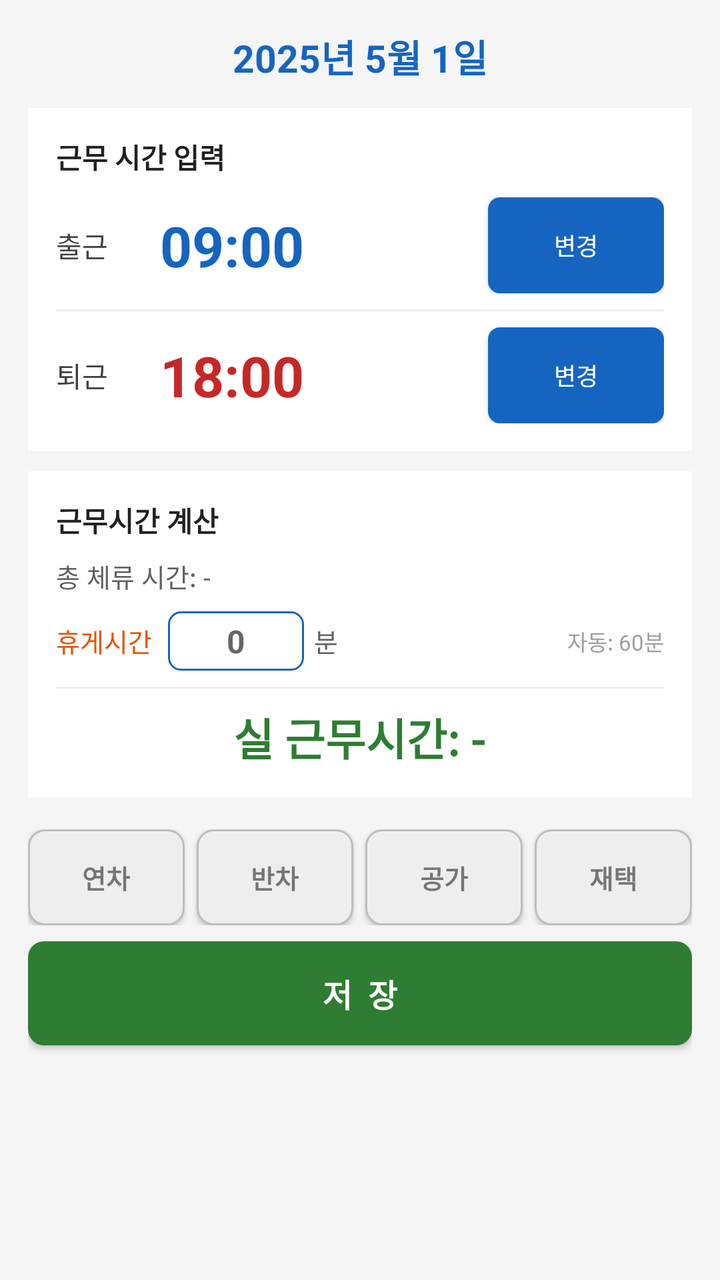
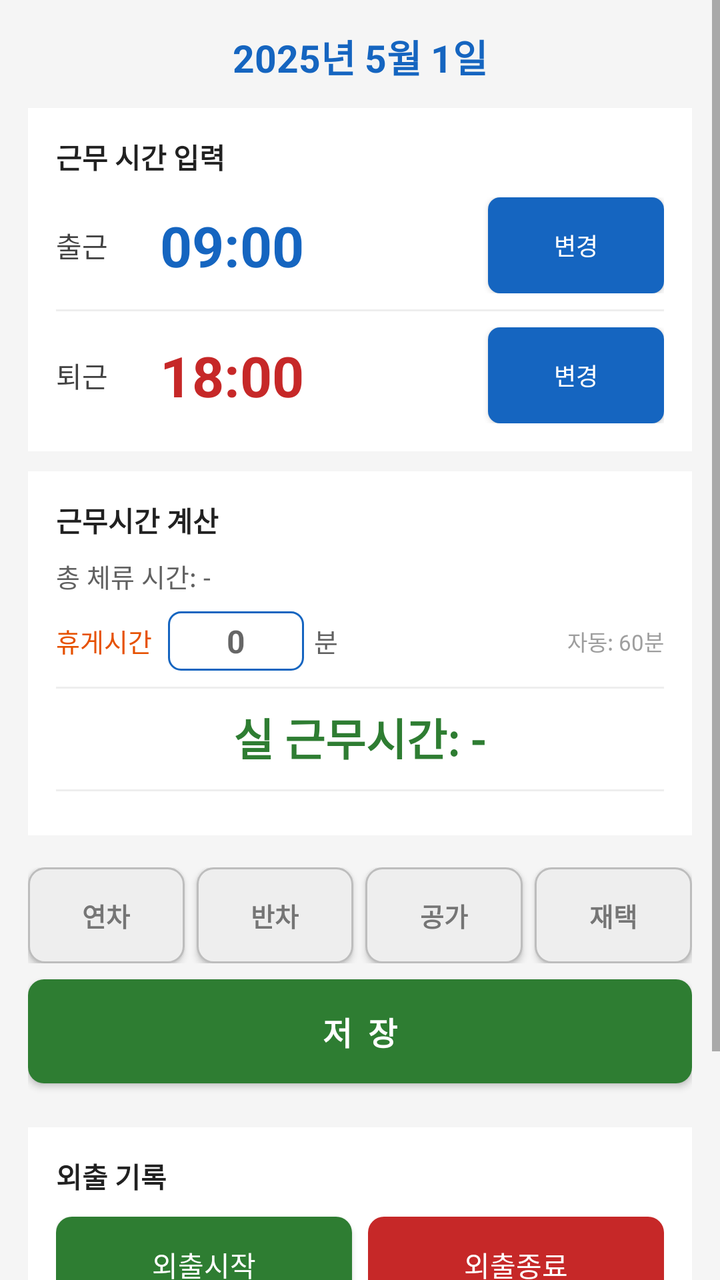

Before-and-after screenshots of an Android layout around one commit, followed by the original layout XML and the change that was made.
<!-- AndroidManifest.xml: application theme AppTheme -->
<!-- res/layout/activity_day_detail.xml -->
<?xml version="1.0" encoding="utf-8"?>
<ScrollView xmlns:android="http://schemas.android.com/apk/res/android"
    android:id="@+id/root_day_detail"
    android:layout_width="match_parent"
    android:layout_height="match_parent"
    android:background="#F5F5F5">

    <LinearLayout
        android:layout_width="match_parent"
        android:layout_height="wrap_content"
        android:orientation="vertical"
        android:padding="14dp">

        
        <TextView
            android:id="@+id/tv_detail_date"
            android:layout_width="match_parent"
            android:layout_height="wrap_content"
            android:textSize="19sp"
            android:textColor="#1565C0"
            android:textStyle="bold"
            android:gravity="center"
            android:layout_marginBottom="12dp"
            android:text="2025년 5월 1일" />

        
        <LinearLayout
            android:id="@+id/layout_time_card"
            android:layout_width="match_parent"
            android:layout_height="wrap_content"
            android:orientation="vertical"
            android:background="#FFFFFF"
            android:padding="14dp"
            android:layout_marginBottom="10dp">

            <TextView
                android:layout_width="wrap_content"
                android:layout_height="wrap_content"
                android:text="근무 시간 입력"
                android:textSize="14sp"
                android:textColor="#212121"
                android:textStyle="bold"
                android:layout_marginBottom="10dp" />

            
            <LinearLayout
                android:layout_width="match_parent"
                android:layout_height="wrap_content"
                android:orientation="horizontal"
                android:gravity="center_vertical"
                android:layout_marginBottom="8dp">

                <TextView
                    android:layout_width="52dp"
                    android:layout_height="wrap_content"
                    android:text="출근"
                    android:textSize="14sp"
                    android:textColor="#424242" />

                <TextView
                    android:id="@+id/tv_start_time"
                    android:layout_width="0dp"
                    android:layout_height="wrap_content"
                    android:layout_weight="1"
                    android:textSize="28sp"
                    android:textColor="#1565C0"
                    android:textStyle="bold"
                    android:text="09:00" />

                <Button
                    android:id="@+id/btn_checkin"
                    android:layout_width="wrap_content"
                    android:layout_height="wrap_content"
                    android:text="출근"
                    android:textSize="12sp"
                    android:background="@drawable/bg_checkin_button"
                    android:textColor="#FFFFFF"
                    android:paddingLeft="12dp"
                    android:paddingRight="12dp"
                    android:layout_marginEnd="4dp"
                    android:visibility="gone" />

                <Button
                    android:id="@+id/btn_edit_start"
                    android:layout_width="wrap_content"
                    android:layout_height="wrap_content"
                    android:text="변경"
                    android:textSize="12sp"
                    android:background="@drawable/bg_primary_button"
                    android:textColor="#FFFFFF"
                    android:paddingLeft="14dp"
                    android:paddingRight="14dp" />
            </LinearLayout>

            <View android:layout_width="match_parent" android:layout_height="1dp"
                android:background="#EEEEEE"/>

            
            <LinearLayout
                android:layout_width="match_parent"
                android:layout_height="wrap_content"
                android:orientation="horizontal"
                android:gravity="center_vertical"
                android:layout_marginTop="8dp">

                <TextView
                    android:layout_width="52dp"
                    android:layout_height="wrap_content"
                    android:text="퇴근"
                    android:textSize="14sp"
                    android:textColor="#424242" />

                <TextView
                    android:id="@+id/tv_end_time"
                    android:layout_width="0dp"
                    android:layout_height="wrap_content"
                    android:layout_weight="1"
                    android:textSize="28sp"
                    android:textColor="#C62828"
                    android:textStyle="bold"
                    android:text="18:00" />

                <Button
                    android:id="@+id/btn_checkout"
                    android:layout_width="wrap_content"
                    android:layout_height="wrap_content"
                    android:text="퇴근"
                    android:textSize="12sp"
                    android:background="@drawable/bg_checkout_button"
                    android:textColor="#FFFFFF"
                    android:paddingLeft="12dp"
                    android:paddingRight="12dp"
                    android:layout_marginEnd="4dp"
                    android:visibility="gone" />

                <Button
                    android:id="@+id/btn_edit_end"
                    android:layout_width="wrap_content"
                    android:layout_height="wrap_content"
                    android:text="변경"
                    android:textSize="12sp"
                    android:background="@drawable/bg_primary_button"
                    android:textColor="#FFFFFF"
                    android:paddingLeft="14dp"
                    android:paddingRight="14dp" />
            </LinearLayout>
        </LinearLayout>

        
        <LinearLayout
            android:id="@+id/layout_calc_card"
            android:layout_width="match_parent"
            android:layout_height="wrap_content"
            android:orientation="vertical"
            android:background="#FFFFFF"
            android:padding="14dp"
            android:layout_marginBottom="16dp">

            <TextView
                android:layout_width="wrap_content"
                android:layout_height="wrap_content"
                android:text="근무시간 계산"
                android:textSize="14sp"
                android:textColor="#212121"
                android:textStyle="bold"
                android:layout_marginBottom="8dp" />

            <TextView
                android:id="@+id/tv_raw_work"
                android:layout_width="match_parent"
                android:layout_height="wrap_content"
                android:textSize="13sp"
                android:textColor="#616161"
                android:layout_marginBottom="8dp"
                android:text="총 체류 시간: -" />

            
            <LinearLayout
                android:layout_width="match_parent"
                android:layout_height="wrap_content"
                android:orientation="horizontal"
                android:gravity="center_vertical"
                android:layout_marginBottom="8dp">

                <TextView
                    android:layout_width="wrap_content"
                    android:layout_height="wrap_content"
                    android:text="휴게시간"
                    android:textSize="13sp"
                    android:textColor="#E65100" />

                <EditText
                    android:id="@+id/et_break_minutes"
                    android:layout_width="68dp"
                    android:layout_height="wrap_content"
                    android:layout_marginLeft="8dp"
                    android:inputType="number"
                    android:textSize="16sp"
                    android:textColor="#E65100"
                    android:textStyle="bold"
                    android:gravity="center"
                    android:maxLength="3"
                    android:hint="0"
                    android:background="@drawable/bg_outlined_button"
                    android:paddingTop="4dp"
                    android:paddingBottom="4dp" />

                <TextView
                    android:layout_width="wrap_content"
                    android:layout_height="wrap_content"
                    android:layout_marginLeft="5dp"
                    android:text="분"
                    android:textSize="13sp"
                    android:textColor="#616161" />

                <TextView
                    android:id="@+id/tv_break_hint"
                    android:layout_width="0dp"
                    android:layout_height="wrap_content"
                    android:layout_weight="1"
                    android:gravity="end"
                    android:textSize="11sp"
                    android:textColor="#9E9E9E"
                    android:text="자동: 60분" />
            </LinearLayout>

            <View android:layout_width="match_parent" android:layout_height="1dp"
                android:background="#EEEEEE" android:layout_marginBottom="8dp"/>

            <TextView
                android:id="@+id/tv_net_work"
                android:layout_width="match_parent"
                android:layout_height="wrap_content"
                android:textSize="22sp"
                android:textStyle="bold"
                android:textColor="#2E7D32"
                android:gravity="center"
                android:text="실 근무시간: -" />
        </LinearLayout>

        
        <TextView
            android:id="@+id/tv_annual_note"
            android:layout_width="match_parent"
            android:layout_height="wrap_content"
            android:text=""
            android:textSize="12sp"
            android:textColor="#C62828"
            android:gravity="center"
            android:layout_marginBottom="6dp"
            android:visibility="gone" />

        
        <LinearLayout
            android:layout_width="match_parent"
            android:layout_height="wrap_content"
            android:orientation="horizontal"
            android:layout_marginBottom="8dp">

            <Button
                android:id="@+id/btn_annual_leave"
                android:layout_width="0dp"
                android:layout_height="48dp"
                android:layout_weight="1"
                android:text="연차"
                android:textSize="13sp"
                android:textColor="#757575"
                android:textStyle="bold"
                android:background="@drawable/bg_leave_inactive"
                android:layout_marginEnd="3dp" />

            <Button
                android:id="@+id/btn_half_leave"
                android:layout_width="0dp"
                android:layout_height="48dp"
                android:layout_weight="1"
                android:text="반차"
                android:textSize="13sp"
                android:textColor="#757575"
                android:textStyle="bold"
                android:background="@drawable/bg_leave_inactive"
                android:layout_marginStart="3dp"
                android:layout_marginEnd="3dp" />

            <Button
                android:id="@+id/btn_public_leave"
                android:layout_width="0dp"
                android:layout_height="48dp"
                android:layout_weight="1"
                android:text="공가"
                android:textSize="13sp"
                android:textColor="#757575"
                android:textStyle="bold"
                android:background="@drawable/bg_leave_inactive"
                android:layout_marginStart="3dp"
                android:layout_marginEnd="3dp" />

            <Button
                android:id="@+id/btn_remote_work"
                android:layout_width="0dp"
                android:layout_height="48dp"
                android:layout_weight="1"
                android:text="재택"
                android:textSize="13sp"
                android:textColor="#757575"
                android:textStyle="bold"
                android:background="@drawable/bg_leave_inactive"
                android:layout_marginStart="3dp" />
        </LinearLayout>

        
        <Button
            android:id="@+id/btn_save"
            android:layout_width="match_parent"
            android:layout_height="52dp"
            android:text="저  장"
            android:textSize="16sp"
            android:textColor="#FFFFFF"
            android:textStyle="bold"
            android:background="@drawable/bg_save_button"
            android:layout_marginBottom="10dp" />

        
        <Button
            android:id="@+id/btn_delete"
            android:layout_width="match_parent"
            android:layout_height="46dp"
            android:text="이 날 기록 삭제"
            android:textSize="13sp"
            android:textColor="#C62828"
            android:background="@drawable/bg_delete_button"
            android:visibility="gone" />

    </LinearLayout>
</ScrollView>
<!-- resources referenced by this layout -->
<resources>
  <!-- drawable bg_checkin_button (drawable) -->
  <?xml version="1.0" encoding="utf-8"?>
  <shape xmlns:android="http://schemas.android.com/apk/res/android"
      android:shape="rectangle">
      <solid android:color="#388E3C" />
      <corners android:radius="8dp" />
  </shape>
  <!-- drawable bg_checkout_button (drawable) -->
  <?xml version="1.0" encoding="utf-8"?>
  <shape xmlns:android="http://schemas.android.com/apk/res/android"
      android:shape="rectangle">
      <solid android:color="#C62828" />
      <corners android:radius="8dp" />
  </shape>
  <!-- drawable bg_delete_button (drawable) -->
  <?xml version="1.0" encoding="utf-8"?>
  <shape xmlns:android="http://schemas.android.com/apk/res/android"
      android:shape="rectangle">
      <solid android:color="#FFFFFF" />
      <stroke android:width="1dp" android:color="#C62828" />
      <corners android:radius="8dp" />
  </shape>
  <!-- drawable bg_leave_inactive (drawable) -->
  <?xml version="1.0" encoding="utf-8"?>
  <shape xmlns:android="http://schemas.android.com/apk/res/android"
      android:shape="rectangle">
      <solid android:color="#EEEEEE" />
      <stroke android:width="1dp" android:color="#BDBDBD" />
      <corners android:radius="8dp" />
  </shape>
  <!-- drawable bg_outlined_button (drawable) -->
  <?xml version="1.0" encoding="utf-8"?>
  <shape xmlns:android="http://schemas.android.com/apk/res/android"
      android:shape="rectangle">
      <solid android:color="#FFFFFF" />
      <stroke android:width="1dp" android:color="#1565C0" />
      <corners android:radius="6dp" />
  </shape>
  <!-- drawable bg_primary_button (drawable) -->
  <?xml version="1.0" encoding="utf-8"?>
  <shape xmlns:android="http://schemas.android.com/apk/res/android"
      android:shape="rectangle">
      <solid android:color="#1565C0" />
      <corners android:radius="6dp" />
  </shape>
  <!-- drawable bg_save_button (drawable) -->
  <?xml version="1.0" encoding="utf-8"?>
  <shape xmlns:android="http://schemas.android.com/apk/res/android"
      android:shape="rectangle">
      <solid android:color="#2E7D32" />
      <corners android:radius="8dp" />
  </shape>
  <style name="AppTheme" parent="Theme.AppCompat.Light.NoActionBar">
          <item name="colorPrimary">@color/colorPrimary</item>
          <item name="colorPrimaryDark">@color/colorPrimaryDark</item>
          <item name="colorAccent">@color/colorAccent</item>
      </style>
  <color name="colorPrimary">#1565C0</color>
  <color name="colorPrimaryDark">#0D47A1</color>
  <color name="colorAccent">#E65100</color>
</resources>

<!-- the commit's change to res/layout/activity_day_detail.xml (unified diff, before → after) -->
@@ -236,6 +236,112 @@
                 android:textColor="#2E7D32"
                 android:gravity="center"
                 android:text="실 근무시간: -" />
+
+            <View android:layout_width="match_parent" android:layout_height="1dp"
+                android:background="#EEEEEE"
+                android:layout_marginTop="10dp" android:layout_marginBottom="8dp"/>
+
+            
+            <LinearLayout
+                android:id="@+id/ll_seg_container"
+                android:layout_width="match_parent"
+                android:layout_height="wrap_content"
+                android:orientation="vertical"
+                android:visibility="gone">
+
+                <LinearLayout
+                    android:layout_width="match_parent"
+                    android:layout_height="wrap_content"
+                    android:orientation="horizontal"
+                    android:gravity="center_vertical"
+                    android:layout_marginBottom="4dp">
+                    <TextView
+                        android:layout_width="68dp"
+                        android:layout_height="wrap_content"
+                        android:text="근무"
+                        android:textSize="12sp"
+                        android:textColor="#424242" />
+                    <TextView
+                        android:id="@+id/tv_seg_regular"
+                        android:layout_width="0dp"
+                        android:layout_height="wrap_content"
+                        android:layout_weight="1"
+                        android:textSize="12sp"
+                        android:textStyle="bold"
+                        android:textColor="#2E7D32" />
+                </LinearLayout>
+
+                <LinearLayout
+                    android:id="@+id/ll_seg_weekday_night"
+                    android:layout_width="match_parent"
+                    android:layout_height="wrap_content"
+                    android:orientation="horizontal"
+                    android:gravity="center_vertical"
+                    android:layout_marginBottom="4dp"
+                    android:visibility="gone">
+                    <TextView
+                        android:layout_width="68dp"
+                        android:layout_height="wrap_content"
+                        android:text="평일야간"
+                        android:textSize="12sp"
+                        android:textColor="#424242" />
+                    <TextView
+                        android:id="@+id/tv_seg_weekday_night"
+                        android:layout_width="0dp"
+                        android:layout_height="wrap_content"
+                        android:layout_weight="1"
+                        android:textSize="12sp"
+                        android:textStyle="bold"
+                        android:textColor="#5C6BC0" />
+                </LinearLayout>
+
+                <LinearLayout
+                    android:id="@+id/ll_seg_holiday_day"
+                    android:layout_width="match_parent"
+                    android:layout_height="wrap_content"
+                    android:orientation="horizontal"
+                    android:gravity="center_vertical"
+                    android:layout_marginBottom="4dp"
+                    android:visibility="gone">
+                    <TextView
+                        android:layout_width="68dp"
+                        android:layout_height="wrap_content"
+                        android:text="휴일주간"
+                        android:textSize="12sp"
+                        android:textColor="#424242" />
+                    <TextView
+                        android:id="@+id/tv_seg_holiday_day"
+                        android:layout_width="0dp"
+                        android:layout_height="wrap_content"
+                        android:layout_weight="1"
+                        android:textSize="12sp"
+                        android:textStyle="bold"
+                        android:textColor="#E65100" />
+                </LinearLayout>
+
+                <LinearLayout
+                    android:id="@+id/ll_seg_holiday_night"
+                    android:layout_width="match_parent"
+                    android:layout_height="wrap_content"
+                    android:orientation="horizontal"
+                    android:gravity="center_vertical"
+                    android:visibility="gone">
+                    <TextView
+                        android:layout_width="68dp"
+                        android:layout_height="wrap_content"
+                        android:text="휴일야간"
+                        android:textSize="12sp"
+                        android:textColor="#424242" />
+                    <TextView
+                        android:id="@+id/tv_seg_holiday_night"
+                        android:layout_width="0dp"
+                        android:layout_height="wrap_content"
+                        android:layout_weight="1"
+                        android:textSize="12sp"
+                        android:textStyle="bold"
+                        android:textColor="#B71C1C" />
+                </LinearLayout>
+            </LinearLayout>
         </LinearLayout>
 
         
@@ -331,5 +437,114 @@
             android:background="@drawable/bg_delete_button"
             android:visibility="gone" />
 
+        
+        <LinearLayout
+            android:id="@+id/ll_outing_card"
+            android:layout_width="match_parent"
+            android:layout_height="wrap_content"
+            android:orientation="vertical"
+            android:background="#FFFFFF"
+            android:padding="14dp"
+            android:layout_marginTop="12dp">
+
+            <TextView
+                android:layout_width="wrap_content"
+                android:layout_height="wrap_content"
+                android:text="외출 기록"
+                android:textSize="14sp"
+                android:textColor="#212121"
+                android:textStyle="bold"
+                android:layout_marginBottom="10dp" />
+
+            <LinearLayout
+                android:layout_width="match_parent"
+                android:layout_height="wrap_content"
+                android:orientation="horizontal"
+                android:layout_marginBottom="8dp">
+
+                <Button
+                    android:id="@+id/btn_outing_start"
+                    android:layout_width="0dp"
+                    android:layout_height="48dp"
+                    android:layout_weight="1"
+                    android:text="외출시작"
+                    android:textSize="14sp"
+                    android:textColor="#FFFFFF"
+                    android:background="@drawable/bg_save_button"
+                    android:layout_marginEnd="4dp" />
+
+                <Button
+                    android:id="@+id/btn_outing_end"
+                    android:layout_width="0dp"
+                    android:layout_height="48dp"
+                    android:layout_weight="1"
+                    android:text="외출종료"
+                    android:textSize="14sp"
+                    android:textColor="#FFFFFF"
+                    android:background="@drawable/bg_checkout_button"
+                    android:layout_marginStart="4dp"
+                    android:enabled="false" />
+            </LinearLayout>
+
+            <TextView
+                android:id="@+id/tv_outing_elapsed"
+                android:layout_width="match_parent"
+                android:layout_height="wrap_content"
+                android:text="경과: --:--:--"
+                android:textSize="18sp"
+                android:textStyle="bold"
+                android:textColor="#1565C0"
+                android:fontFamily="monospace"
+                android:gravity="center"
+                android:layout_marginBottom="4dp" />
+
+            <TextView
+                android:id="@+id/tv_outing_total"
+                android:layout_width="match_parent"
+                android:layout_height="wrap_content"
+                android:text="일 누적: --"
+                android:textSize="13sp"
+                android:textColor="#616161"
+                android:gravity="center"
+                android:layout_marginBottom="8dp" />
+
+            <View android:layout_width="match_parent" android:layout_height="1dp"
+                android:background="#EEEEEE" android:layout_marginBottom="8dp"/>
+
+            
+            <LinearLayout
+                android:layout_width="match_parent"
+                android:layout_height="wrap_content"
+                android:orientation="horizontal"
+                android:layout_marginBottom="4dp">
+
+                <TextView android:layout_width="0dp" android:layout_height="wrap_content"
+                    android:layout_weight="1" android:text="시작"
+                    android:textSize="11sp" android:textStyle="bold"
+                    android:textColor="#424242" android:gravity="center" />
+
+                <TextView android:layout_width="0dp" android:layout_height="wrap_content"
+                    android:layout_weight="1" android:text="종료"
+                    android:textSize="11sp" android:textStyle="bold"
+                    android:textColor="#424242" android:gravity="center" />
+
+                <TextView android:layout_width="0dp" android:layout_height="wrap_content"
+                    android:layout_weight="1" android:text="외출시간"
+                    android:textSize="11sp" android:textStyle="bold"
+                    android:textColor="#424242" android:gravity="center" />
+
+                <TextView android:layout_width="52dp" android:layout_height="wrap_content"
+                    android:text="삭제" android:textSize="11sp" android:textStyle="bold"
+                    android:textColor="#424242" android:gravity="center" />
+            </LinearLayout>
+
+            
+            <LinearLayout
+                android:id="@+id/ll_outing_rows"
+                android:layout_width="match_parent"
+                android:layout_height="wrap_content"
+                android:orientation="vertical" />
+        </LinearLayout>
+
     </LinearLayout>
 </ScrollView>
